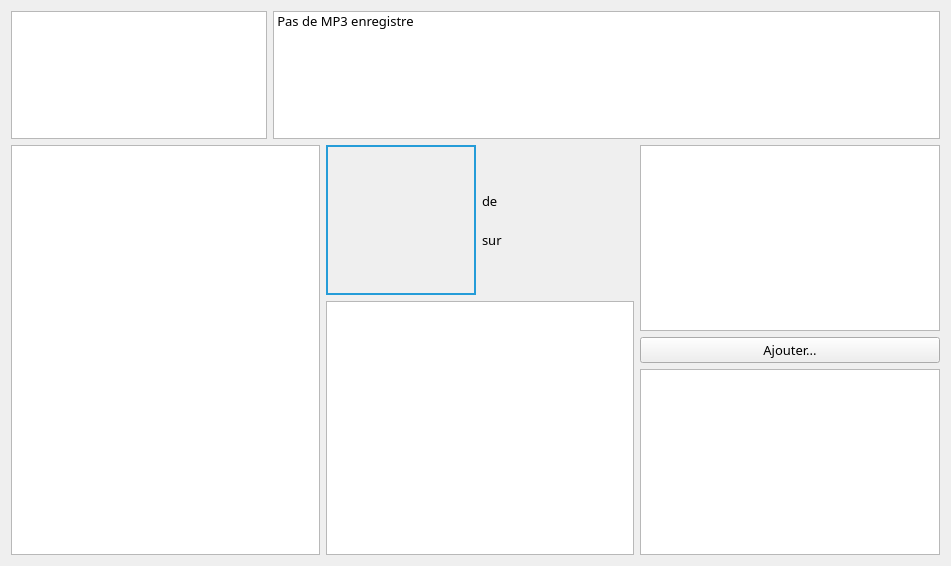
toopoormaghell/projet-musique, file projet-musique/core/ongletmp3.ui: the form before one commit.
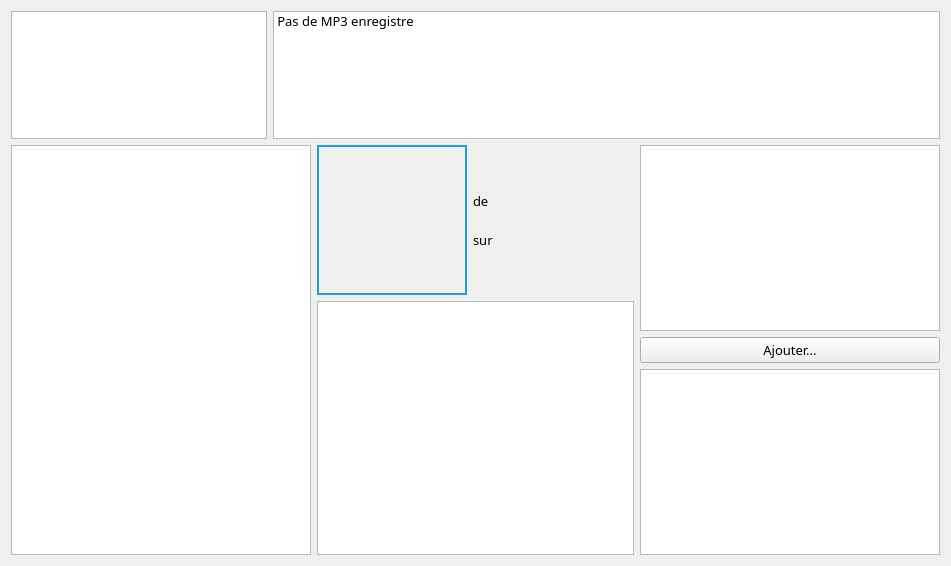
The form after the commit.

The edit to the form file:
```diff
--- a/projet-musique/core/ongletmp3.ui
+++ b/projet-musique/core/ongletmp3.ui
@@ -151,13 +151,16 @@
       <widget class="QListWidget" name="Albums">
        <property name="maximumSize">
         <size>
-         <width>800</width>
+         <width>300</width>
          <height>16777215</height>
         </size>
        </property>
        <property name="showDropIndicator" stdset="0">
         <bool>true</bool>
        </property>
+       <property name="alternatingRowColors">
+        <bool>true</bool>
+       </property>
        <property name="selectionBehavior">
         <enum>QAbstractItemView::SelectRows</enum>
        </property>
@@ -167,24 +170,6 @@
          <height>100</height>
         </size>
        </property>
-       <property name="movement">
-        <enum>QListView::Static</enum>
-       </property>
-       <property name="flow">
-        <enum>QListView::TopToBottom</enum>
-       </property>
-       <property name="isWrapping" stdset="0">
-        <bool>false</bool>
-       </property>
-       <property name="resizeMode">
-        <enum>QListView::Adjust</enum>
-       </property>
-       <property name="viewMode">
-        <enum>QListView::ListMode</enum>
-       </property>
-       <property name="currentRow">
-        <number>-1</number>
-       </property>
       </widget>
      </item>
      <item>
@@ -344,6 +329,9 @@
            <height>75</height>
           </size>
          </property>
+         <property name="viewMode">
+          <enum>QListView::IconMode</enum>
+         </property>
         </widget>
        </item>
       </layout>
```
